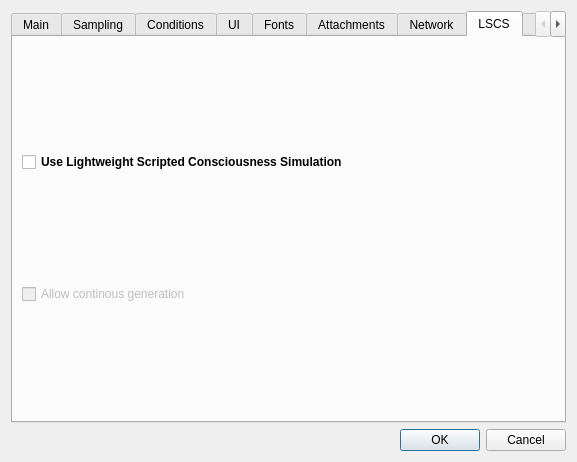
The window that anna_graphica/settingsdialog.ui (matrixsmaster/ANNA) describes before a commit, drawn with Qt 5.
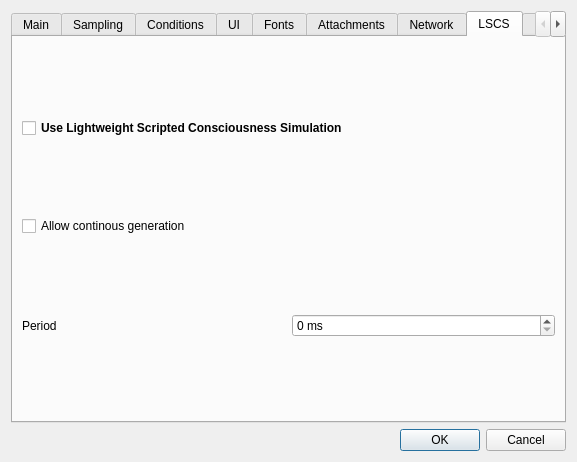
The same window after the commit. The open tabs and pages were chosen to show the change. Icons and pictures are not drawn.

```diff
--- a/anna_graphica/settingsdialog.ui
+++ b/anna_graphica/settingsdialog.ui
@@ -1365,12 +1365,11 @@
       <attribute name="title">
        <string>LSCS</string>
       </attribute>
-      <layout class="QVBoxLayout" name="verticalLayout_2">
-       <item>
+      <layout class="QGridLayout" name="gridLayout_4">
+       <item row="0" column="0" colspan="2">
         <widget class="QCheckBox" name="useLSCS">
          <property name="font">
           <font>
-           <weight>75</weight>
            <bold>true</bold>
           </font>
          </property>
@@ -1379,16 +1378,30 @@
          </property>
         </widget>
        </item>
-       <item>
-        <widget class="QCheckBox" name="checkBox">
-         <property name="enabled">
-          <bool>false</bool>
-         </property>
+       <item row="1" column="0" colspan="2">
+        <widget class="QCheckBox" name="lscsCont">
          <property name="text">
           <string>Allow continous generation</string>
          </property>
         </widget>
        </item>
+       <item row="2" column="0">
+        <widget class="QLabel" name="label_27">
+         <property name="text">
+          <string>Period</string>
+         </property>
+        </widget>
+       </item>
+       <item row="2" column="1">
+        <widget class="QSpinBox" name="lscsPeriod">
+         <property name="suffix">
+          <string> ms</string>
+         </property>
+         <property name="maximum">
+          <number>90000</number>
+         </property>
+        </widget>
+       </item>
       </layout>
      </widget>
      <widget class="QWidget" name="tab_5">
```
Left out of the diff: 21 changed lines with no effect on the pictures.
